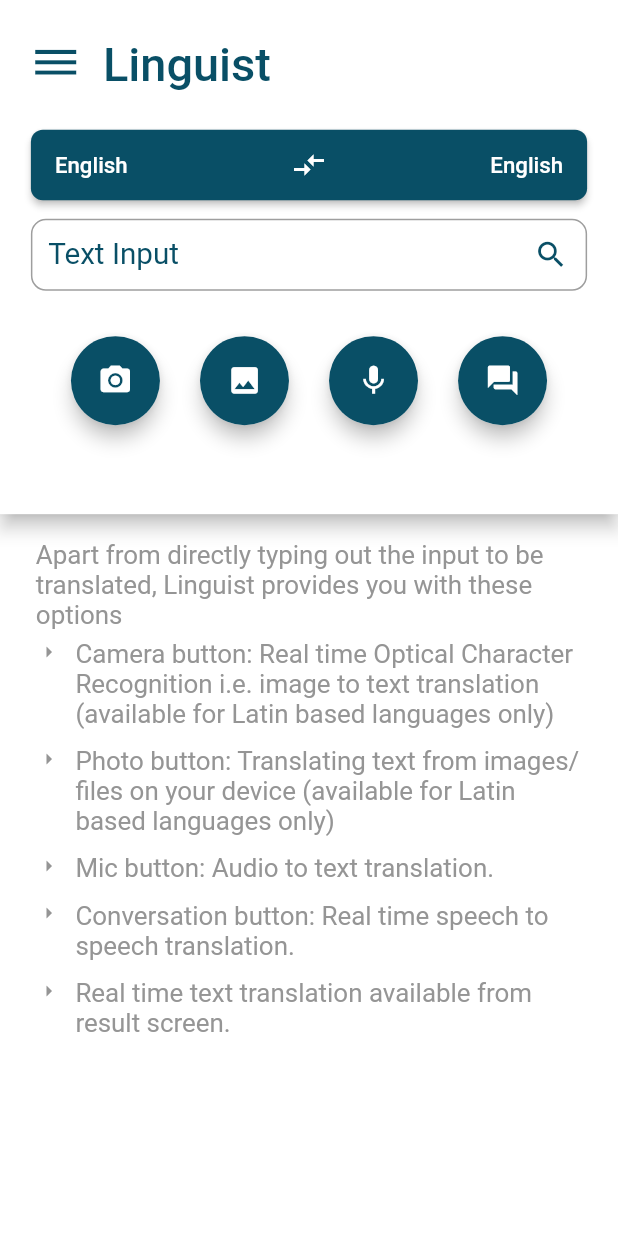
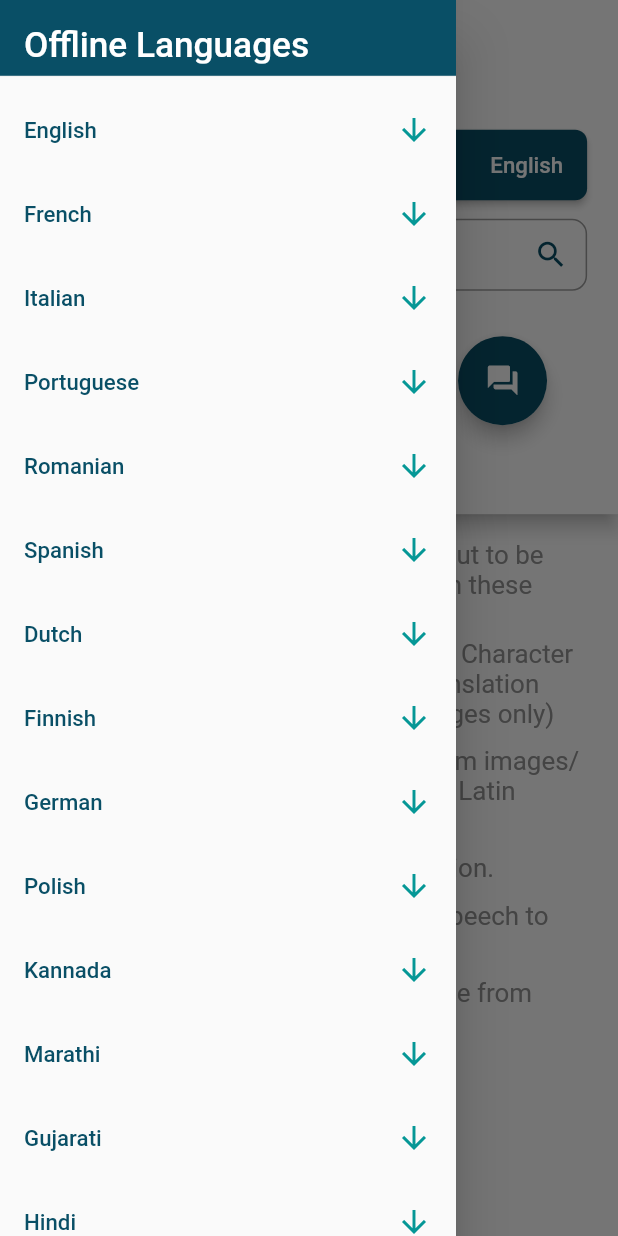
Before and after one commit to pri-avhad/Linguist, a Flutter app: the screen it shows after launch, after a tap on the "dehaze" icon, on a phone screen of 412 x 824 dp. Run offline on Flutter 3.47's test engine with Material 2 defaults, Android fonts, the phone set to English and light mode, and no system bars; our stand-ins replace camera, flutter_tts, image_cropper, image_picker, speech_to_text; missing offline and left inert: firebase_ml_vision, firebase_mlkit_language; accounts and stored records are empty.

Commit message:
drawer done

```diff
--- a/lib/constants.dart
+++ b/lib/constants.dart
@@ -1,5 +1,6 @@
 import 'package:flutter/cupertino.dart';
 import 'package:flutter/material.dart';
+
 
 const Color appBar = Color(0xFFFFFFFF);
 const Color BgColor = Color(0xFFFFFFFF);
@@ -11,12 +12,6 @@ const Color instructions = Color(0xFF959595);
 const double volume = 1.0;
 const double pitch = 1.0;
 const double rate = 0.8;
-
-const online = TextStyle(fontSize: 20.0, color: Colors.black);
-const offline = TextStyle(
-  fontSize: 20.0,
-  color: input,
-);
 
 
 // name,ocr code,translate code,
--- a/lib/screens/main_screen.dart
+++ b/lib/screens/main_screen.dart
@@ -26,7 +26,8 @@ class MainScreen extends StatefulWidget {
 }
 
 class _MainScreenState extends State<MainScreen> {
-  final GlobalKey<ScaffoldState> _scaffoldkey= new GlobalKey<ScaffoldState>();
+  //final GlobalKey<ScaffoldState> _scaffoldkey= new GlobalKey<ScaffoldState>();
+
   Future<void> _showMyDialog(String lang) async {
     return showDialog<void>(
         context: context,
@@ -99,11 +100,19 @@ class _MainScreenState extends State<MainScreen> {
           drawer: new Drawer(
             child: ListView(
               children: <Widget>[
-                DrawerHeader(
+                Container(
+                  height: height*0.071,
+                  child: DrawerHeader(
 
-                  child: Text('Offline Languages'),
-                  decoration: BoxDecoration(color: Colors.blue),
+                    child: Text(
+                        'Offline Languages',
+                    style: TextStyle(
+                        fontSize: height * 0.0285,
+                      color: appBar,
+                    )),
+                    decoration: BoxDecoration(color: blue1),
 
+                  ),
                 ),
                 tile(
                   language: 'English',
@@ -212,7 +221,7 @@ class _MainScreenState extends State<MainScreen> {
                                       ),
                                     ),
                                     onPressed: () {
-                                      _scaffoldkey.currentState.openDrawer();
+                                      Scaffold.of(context).openDrawer();
                                       //TODO add the settings drawer
                                     },
                                   ),
--- a/lib/tile.dart
+++ b/lib/tile.dart
@@ -47,7 +47,7 @@ class _tileState extends State<tile> {
     } else if (_state == 2) {
       return Icon(
         Icons.delete,
-        color: Colors.black,
+        color: instructions,
       );
     }
   }
@@ -61,10 +61,17 @@ class _tileState extends State<tile> {
 
   @override
   Widget build(BuildContext context) {
+    double height = MediaQuery.of(context).size.height;
     return ListTile(
         title: Text(
           widget.language,
-          style: downloadState ? offline : online,
+          style: downloadState ? TextStyle(
+            fontSize: height * 0.018,
+              color: instructions,
+          ) : TextStyle(
+              fontSize: height * 0.018,
+              color: blue1
+          )
         ),
         //trailing: Icon(Icons.arrow_downward),
         onTap: () async {
```
